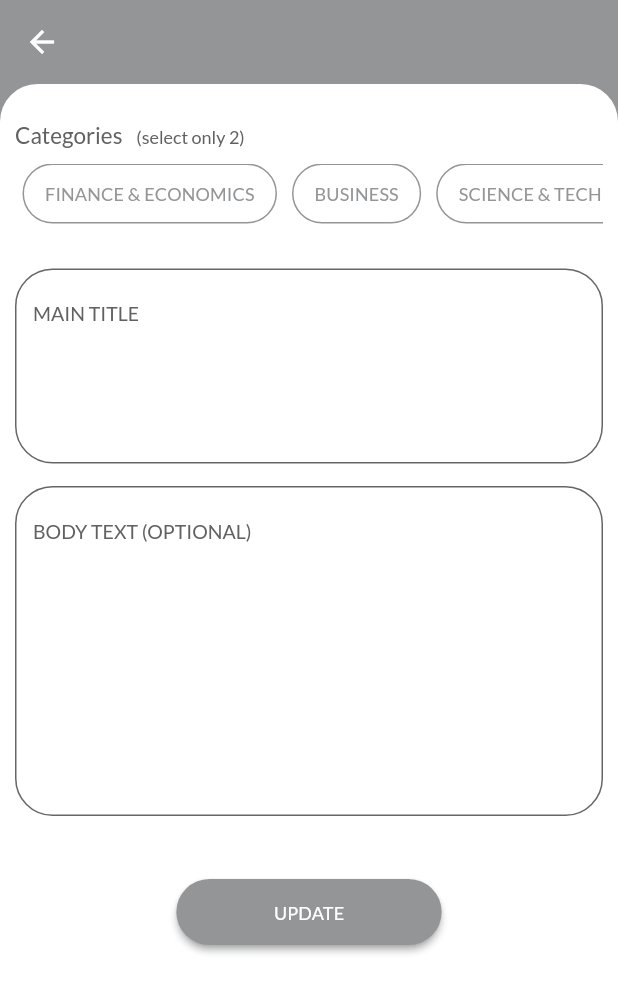
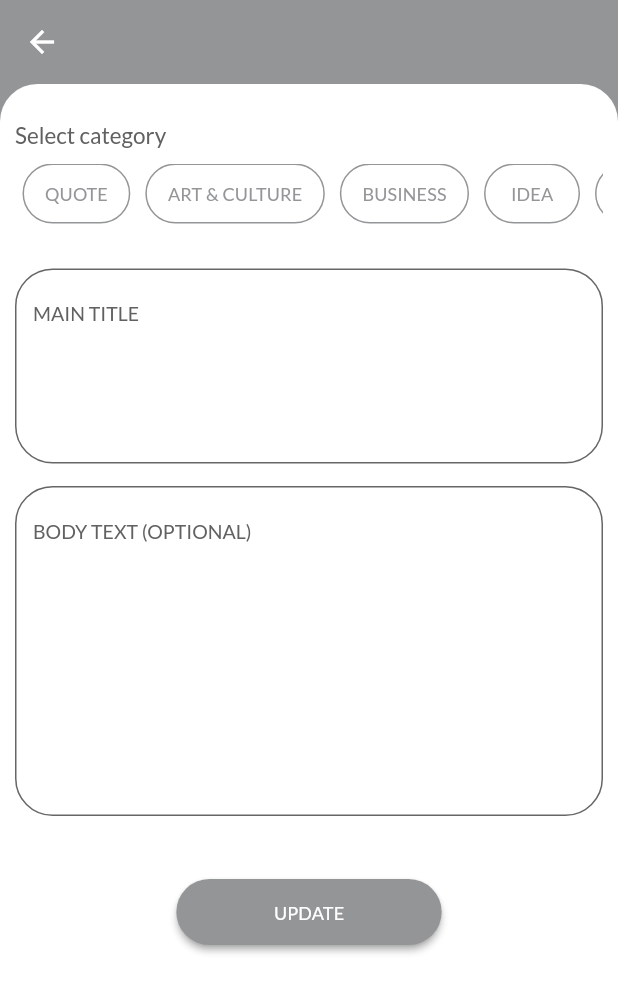
Before and after one commit to Yousafkhanzadaa/senboo, a Flutter app: the UpdatePostScreen screen opened directly with empty values, on a phone screen of 412 x 824 dp. Shown: the top 993 px of the screen. Run offline on Flutter 3.47's test engine with Material 2 defaults, Android fonts, the phone set to English and light mode, and no system bars; our stand-ins replace cloud_firestore, firebase_auth, firebase_core, font_awesome_flutter, google_mobile_ads, google_sign_in and 2 more; accounts and stored records are empty.

```diff
--- a/lib/screens/edit_card.dart
+++ b/lib/screens/edit_card.dart
@@ -39,14 +39,17 @@ class _UpdatePostScreenState extends State<UpdatePostScreen> {
   DateTime? dateTime;
 
   final List<String> _fieldButtonNames = [
-    'Finance & Economics',
+    "Quote",
+    "Art & Culture",
     "Business",
+    "Idea",
     "Science & Technology",
     "Health & Medicine",
+    "Story",
+    'Finance & Economics',
     "Lifestyle",
-    "Sport & Leisure",
     "Entertainment",
-    "Art & Culture",
+    "Top Five"
   ];
 
   @override
@@ -182,16 +185,9 @@ class _UpdatePostScreenState extends State<UpdatePostScreen> {
         ),
         RichText(
           text: TextSpan(
-            text: "Categories",
+            text: "Select category",
             style: Theme.of(context).textTheme.bodyText1,
-            children: <TextSpan>[
-              TextSpan(
-                text: '    (select only 2)',
-                style: Theme.of(context).textTheme.bodyText1!.copyWith(
-                      fontSize: 12,
-                    ),
-              ),
-            ],
+            children: <TextSpan>[],
           ),
         ),
         Container(
--- a/lib/screens/edit_profile.dart
+++ b/lib/screens/edit_profile.dart
@@ -374,8 +374,8 @@ class _EditProfileState extends State<EditProfile> {
             }
             if (_interestedList.isEmpty) {
               var snackBar = SnackBar(
-                  content:
-                      Text('Please select your intrestes. scroll horizontal'));
+                  content: Text(
+                      'Please select your interestes.\nscroll horizontal'));
               ScaffoldMessenger.of(context).showSnackBar(snackBar);
             }
           },
@@ -432,7 +432,7 @@ class _EditProfileState extends State<EditProfile> {
             var snackBar = SnackBar(
                 backgroundColor: Theme.of(context).primaryColor,
                 content:
-                    Text('Please select your intrestes. scroll horizontal'));
+                    Text('Please select your interestes.\nscroll horizontal'));
             ScaffoldMessenger.of(context).showSnackBar(snackBar);
           }
         },
--- a/lib/screens/main_screen.dart
+++ b/lib/screens/main_screen.dart
@@ -78,7 +78,7 @@ class _MainScreenState extends State<MainScreen> {
         });
       }
     }).catchError((error) {
-      print(error);
+      // print(error);
     });
   }
 
--- a/lib/screens/post_screen.dart
+++ b/lib/screens/post_screen.dart
@@ -168,7 +168,7 @@ class _PostScreenState extends State<PostScreen> {
         ),
         RichText(
           text: TextSpan(
-            text: "Select Categorie",
+            text: "Select category",
             style: Theme.of(context).textTheme.bodyText1,
             children: <TextSpan>[],
           ),
@@ -267,8 +267,7 @@ class _PostScreenState extends State<PostScreen> {
         if (_categories.isEmpty) {
           var snackBar = SnackBar(
               backgroundColor: Theme.of(context).primaryColor,
-              content:
-                  Text('please select category on top. scroll horizontal.'));
+              content: Text('please select category.\nscroll horizontal.'));
           ScaffoldMessenger.of(context).showSnackBar(snackBar);
         }
         if (_categories.isNotEmpty) {
--- a/lib/screens/search_screen.dart
+++ b/lib/screens/search_screen.dart
@@ -40,7 +40,7 @@ class _SearchScreenState extends State<SearchScreen> {
               ),
               child: CustomTextField(
                 controller: _searchController,
-                hint: 'Search by keywords or name',
+                hint: 'Search by keyword or name',
                 onChange: (value) {
                   setState(() {
                     _keyWords = value.toString().toLowerCase().split(" ");
```
Also changed, not shown: lib/components/Ads.dart (+9 -7 lines), lib/screens/home_screen.dart (+9 -10 lines).
